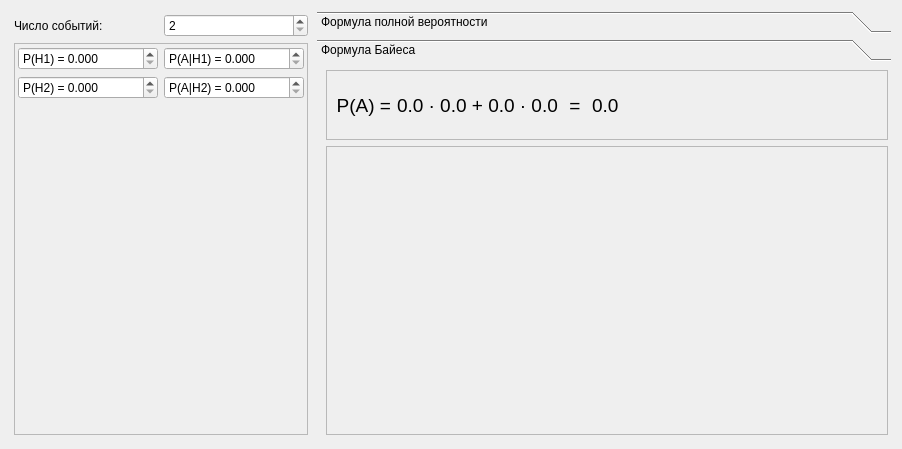
First picture: the form in Labs/ui/lab2_task4.ui, repository gg-master/TerVerLabs, before the edit.
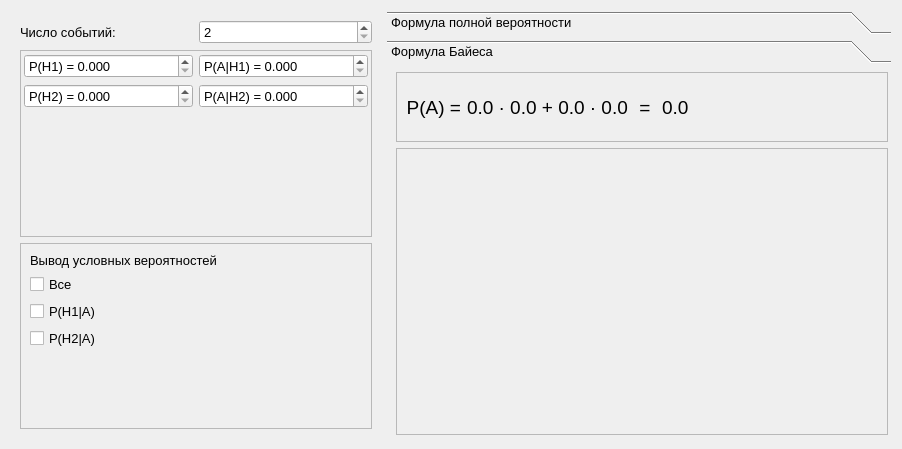
Second picture: the form after the edit.

Commit message: implemented the functionality of adding a selection of conditional probabilities

Diff of the .ui file:
```diff
--- a/Labs/ui/lab2_task4.ui
+++ b/Labs/ui/lab2_task4.ui
@@ -13,7 +13,7 @@
   <property name="windowTitle">
    <string>Form</string>
   </property>
-  <layout class="QHBoxLayout" name="horizontalLayout_4">
+  <layout class="QHBoxLayout" name="horizontalLayout_5">
    <item>
     <widget class="QWidget" name="widget" native="true">
      <property name="sizePolicy">
@@ -24,27 +24,20 @@
      </property>
      <property name="minimumSize">
       <size>
-       <width>300</width>
+       <width>370</width>
        <height>0</height>
       </size>
      </property>
      <layout class="QVBoxLayout" name="verticalLayout_4">
-      <property name="leftMargin">
-       <number>3</number>
-      </property>
-      <property name="topMargin">
-       <number>3</number>
-      </property>
-      <property name="rightMargin">
-       <number>3</number>
-      </property>
-      <property name="bottomMargin">
-       <number>3</number>
-      </property>
       <item>
        <layout class="QHBoxLayout" name="horizontalLayout">
         <item>
          <widget class="QLabel" name="label">
+          <property name="font">
+           <font>
+            <pointsize>10</pointsize>
+           </font>
+          </property>
           <property name="text">
            <string>Число событий:</string>
           </property>
@@ -52,6 +45,11 @@
         </item>
         <item>
          <widget class="QSpinBox" name="countOfEvents">
+          <property name="font">
+           <font>
+            <pointsize>10</pointsize>
+           </font>
+          </property>
           <property name="minimum">
            <number>2</number>
           </property>
@@ -75,8 +73,8 @@
           <rect>
            <x>0</x>
            <y>0</y>
-           <width>292</width>
-           <height>386</height>
+           <width>346</width>
+           <height>179</height>
           </rect>
          </property>
          <layout class="QVBoxLayout" name="verticalLayout">
@@ -96,6 +94,11 @@
            <layout class="QHBoxLayout" name="horizontalLayout_2">
             <item>
              <widget class="QDoubleSpinBox" name="h1">
+              <property name="font">
+               <font>
+                <pointsize>10</pointsize>
+               </font>
+              </property>
               <property name="prefix">
                <string>P(H1) = </string>
               </property>
@@ -112,6 +115,11 @@
             </item>
             <item>
              <widget class="QDoubleSpinBox" name="c1">
+              <property name="font">
+               <font>
+                <pointsize>10</pointsize>
+               </font>
+              </property>
               <property name="prefix">
                <string>P(A|H1) = </string>
               </property>
@@ -132,6 +140,11 @@
            <layout class="QHBoxLayout" name="horizontalLayout_3">
             <item>
              <widget class="QDoubleSpinBox" name="h2">
+              <property name="font">
+               <font>
+                <pointsize>10</pointsize>
+               </font>
+              </property>
               <property name="styleSheet">
                <string notr="true"/>
               </property>
@@ -151,6 +164,11 @@
             </item>
             <item>
              <widget class="QDoubleSpinBox" name="c2">
+              <property name="font">
+               <font>
+                <pointsize>10</pointsize>
+               </font>
+              </property>
               <property name="prefix">
                <string>P(A|H2) = </string>
               </property>
@@ -184,6 +202,103 @@
         </widget>
        </widget>
       </item>
+      <item>
+       <widget class="QScrollArea" name="scrollArea_2">
+        <property name="widgetResizable">
+         <bool>true</bool>
+        </property>
+        <widget class="QWidget" name="scrollAreaWidgetContents_2">
+         <property name="geometry">
+          <rect>
+           <x>0</x>
+           <y>0</y>
+           <width>346</width>
+           <height>179</height>
+          </rect>
+         </property>
+         <layout class="QVBoxLayout" name="verticalLayout_5">
+          <item>
+           <widget class="QLabel" name="label_2">
+            <property name="font">
+             <font>
+              <pointsize>10</pointsize>
+             </font>
+            </property>
+            <property name="text">
+             <string>Вывод условных вероятностей</string>
+            </property>
+           </widget>
+          </item>
+          <item>
+           <layout class="QHBoxLayout" name="horizontalLayout_4">
+            <item>
+             <widget class="QCheckBox" name="all_ph">
+              <property name="font">
+               <font>
+                <pointsize>10</pointsize>
+               </font>
+              </property>
+              <property name="text">
+               <string>Все</string>
+              </property>
+             </widget>
+            </item>
+            <item>
+             <spacer name="horizontalSpacer">
+              <property name="orientation">
+               <enum>Qt::Horizontal</enum>
+              </property>
+              <property name="sizeHint" stdset="0">
+               <size>
+                <width>40</width>
+                <height>20</height>
+               </size>
+              </property>
+             </spacer>
+            </item>
+           </layout>
+          </item>
+          <item>
+           <widget class="QCheckBox" name="ph1">
+            <property name="font">
+             <font>
+              <pointsize>10</pointsize>
+             </font>
+            </property>
+            <property name="text">
+             <string>P(H1|A)</string>
+            </property>
+           </widget>
+          </item>
+          <item>
+           <widget class="QCheckBox" name="ph2">
+            <property name="font">
+             <font>
+              <pointsize>10</pointsize>
+             </font>
+            </property>
+            <property name="text">
+             <string>P(H2|A)</string>
+            </property>
+           </widget>
+          </item>
+          <item>
+           <spacer name="verticalSpacer_3">
+            <property name="orientation">
+             <enum>Qt::Vertical</enum>
+            </property>
+            <property name="sizeHint" stdset="0">
+             <size>
+              <width>20</width>
+              <height>40</height>
+             </size>
+            </property>
+           </spacer>
+          </item>
+         </layout>
+        </widget>
+       </widget>
+      </item>
      </layout>
     </widget>
    </item>
@@ -195,6 +310,11 @@
        <verstretch>0</verstretch>
       </sizepolicy>
      </property>
+     <property name="font">
+      <font>
+       <pointsize>10</pointsize>
+      </font>
+     </property>
      <property name="currentIndex">
       <number>1</number>
      </property>
@@ -480,8 +600,8 @@
        <rect>
         <x>0</x>
         <y>0</y>
-        <width>573</width>
-        <height>365</height>
+        <width>503</width>
+        <height>355</height>
        </rect>
       </property>
       <attribute name="label">
@@ -516,7 +636,7 @@
            <rect>
             <x>0</x>
             <y>0</y>
-            <width>557</width>
+            <width>487</width>
             <height>68</height>
            </rect>
           </property>
@@ -614,8 +734,8 @@
            <rect>
             <x>0</x>
             <y>0</y>
-            <width>557</width>
-            <height>280</height>
+            <width>487</width>
+            <height>270</height>
            </rect>
           </property>
           <layout class="QVBoxLayout" name="verticalLayout_35">
```
Left out of the diff: 8 changed lines with no effect on the pictures. The commit also changes 1 other file.
